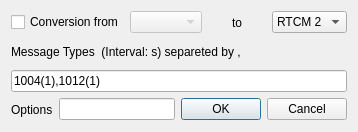
This is app/qtapp/strsvr_qt/convdlg.ui in lhuisman/myRTKLIB as Qt 5 draws it before an edit. The edited form follows.
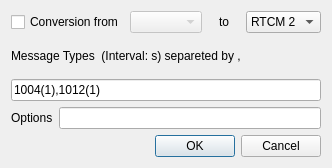
This is the edited form.

Diff of the .ui file:
```diff
--- a/app/qtapp/strsvr_qt/convdlg.ui
+++ b/app/qtapp/strsvr_qt/convdlg.ui
@@ -6,29 +6,16 @@
    <rect>
     <x>0</x>
     <y>0</y>
-    <width>358</width>
-    <height>132</height>
+    <width>332</width>
+    <height>168</height>
    </rect>
   </property>
   <property name="windowTitle">
    <string>Conversion Option</string>
   </property>
   <layout class="QGridLayout" name="gridLayout">
-   <item row="4" column="0" colspan="2">
-    <widget class="QWidget" name="widget_2" native="true">
-     <layout class="QHBoxLayout" name="horizontalLayout_2">
-      <property name="leftMargin">
-       <number>0</number>
-      </property>
-      <property name="topMargin">
-       <number>0</number>
-      </property>
-      <property name="rightMargin">
-       <number>0</number>
-      </property>
-      <property name="bottomMargin">
-       <number>0</number>
-      </property>
+   <item row="4" column="0">
+    <layout class="QHBoxLayout" name="horizontalLayout">
       <item>
        <widget class="QLabel" name="lblOptions">
         <property name="toolTip">
@@ -46,31 +33,20 @@
         </property>
        </widget>
       </item>
-      <item>
-       <widget class="QDialogButtonBox" name="buttonBox">
-        <property name="standardButtons">
-         <set>QDialogButtonBox::Cancel|QDialogButtonBox::Ok</set>
-        </property>
-       </widget>
-      </item>
-     </layout>
+    </layout>
+   </item>
+   <item row="2" column="0">
+    <widget class="QLabel" name="lblMessageTypes">
+     <property name="toolTip">
+      <string/>
+     </property>
+     <property name="text">
+      <string>Message Types  (Interval: s) separeted by ,</string>
+     </property>
     </widget>
    </item>
-   <item row="0" column="0" colspan="2">
-    <widget class="QWidget" name="widget" native="true">
-     <layout class="QHBoxLayout" name="horizontalLayout">
-      <property name="leftMargin">
-       <number>0</number>
-      </property>
-      <property name="topMargin">
-       <number>0</number>
-      </property>
-      <property name="rightMargin">
-       <number>0</number>
-      </property>
-      <property name="bottomMargin">
-       <number>0</number>
-      </property>
+   <item row="0" column="0">
+    <layout class="QHBoxLayout" name="horizontalLayout_3">
       <item>
        <widget class="QCheckBox" name="cBConversion">
         <property name="toolTip">
@@ -125,19 +101,8 @@
        </widget>
       </item>
      </layout>
-    </widget>
    </item>
-   <item row="2" column="0" colspan="2">
-    <widget class="QLabel" name="lblMessageTypes">
-     <property name="toolTip">
-      <string/>
-     </property>
-     <property name="text">
-      <string>Message Types  (Interval: s) separeted by ,</string>
-     </property>
-    </widget>
-   </item>
-   <item row="3" column="0" colspan="2">
+   <item row="3" column="0">
     <widget class="QLineEdit" name="lEOutputMessages">
      <property name="toolTip">
       <string>&lt;html&gt;&lt;head/&gt;&lt;body&gt;&lt;p&gt;Comma separeted list of message type IDs with interval given in round brackets, e.g. 1004(1),1012(1)&lt;/p&gt;&lt;/body&gt;&lt;/html&gt;</string>
@@ -150,6 +115,13 @@
      </property>
     </widget>
    </item>
+   <item row="5" column="0">
+    <widget class="QDialogButtonBox" name="buttonBox">
+     <property name="standardButtons">
+      <set>QDialogButtonBox::Cancel|QDialogButtonBox::Ok</set>
+     </property>
+    </widget>
+   </item>
   </layout>
  </widget>
  <tabstops>
```
Lines whose indentation alone changed are shown as unchanged.
